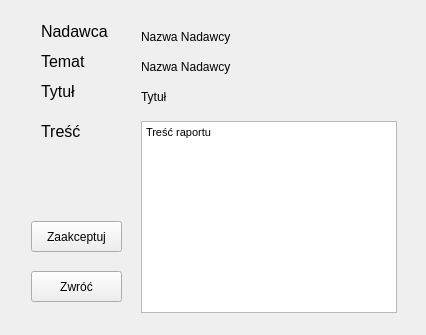
Above: project_managment/project_managment/raport_edycja_okno.ui from Sleyn2/IO_projectmanagement before the change. Below: the same form after it.
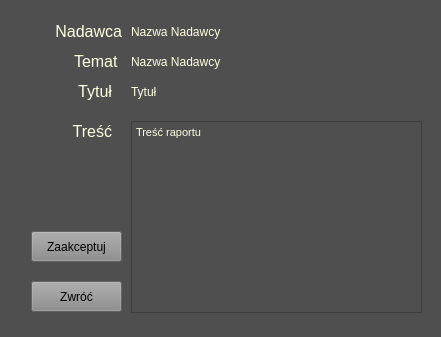
That is the form after the change. The open tabs and pages were chosen to show the change.

```diff
--- a/project_managment/project_managment/raport_edycja_okno.ui
+++ b/project_managment/project_managment/raport_edycja_okno.ui
@@ -6,13 +6,16 @@
    <rect>
     <x>0</x>
     <y>0</y>
-    <width>426</width>
-    <height>335</height>
+    <width>441</width>
+    <height>337</height>
    </rect>
   </property>
   <property name="windowTitle">
    <string>EdycjaRaportow</string>
   </property>
+  <property name="styleSheet">
+   <string notr="true">background-color: rgb(79, 79, 79);</string>
+  </property>
   <layout class="QGridLayout" name="gridLayout">
    <item row="0" column="0">
     <widget class="QStackedWidget" name="stackedWidget">
@@ -34,16 +37,22 @@
          <pointsize>12</pointsize>
         </font>
        </property>
+       <property name="styleSheet">
+        <string notr="true">color: rgb(255, 255, 226);</string>
+       </property>
        <property name="text">
         <string>Treść</string>
        </property>
+       <property name="alignment">
+        <set>Qt::AlignRight|Qt::AlignTrailing|Qt::AlignVCenter</set>
+       </property>
       </widget>
       <widget class="QLabel" name="label">
        <property name="geometry">
         <rect>
-         <x>30</x>
+         <x>20</x>
          <y>10</y>
-         <width>71</width>
+         <width>91</width>
          <height>21</height>
         </rect>
        </property>
@@ -52,19 +61,28 @@
          <pointsize>12</pointsize>
         </font>
        </property>
+       <property name="styleSheet">
+        <string notr="true">color: rgb(255, 255, 226);</string>
+       </property>
        <property name="text">
         <string>Nadawca</string>
        </property>
+       <property name="alignment">
+        <set>Qt::AlignRight|Qt::AlignTrailing|Qt::AlignVCenter</set>
+       </property>
       </widget>
       <widget class="QPushButton" name="pushButtonRaportZaakceptuj">
        <property name="geometry">
         <rect>
          <x>20</x>
-         <y>210</y>
+         <y>220</y>
          <width>91</width>
          <height>31</height>
         </rect>
        </property>
+       <property name="styleSheet">
+        <string notr="true">background-color: rgb(139, 139, 139);</string>
+       </property>
        <property name="text">
         <string>Zaakceptuj</string>
        </property>
@@ -73,11 +91,14 @@
        <property name="geometry">
         <rect>
          <x>20</x>
-         <y>260</y>
+         <y>270</y>
          <width>91</width>
          <height>31</height>
         </rect>
        </property>
+       <property name="styleSheet">
+        <string notr="true">background-color: rgb(139, 139, 139);</string>
+       </property>
        <property name="text">
         <string>Zwróć</string>
        </property>
@@ -85,12 +106,15 @@
       <widget class="QLabel" name="labelNadawca">
        <property name="geometry">
         <rect>
-         <x>130</x>
+         <x>120</x>
          <y>10</y>
          <width>251</width>
-         <height>31</height>
+         <height>21</height>
         </rect>
        </property>
+       <property name="styleSheet">
+        <string notr="true">color: rgb(255, 255, 226);</string>
+       </property>
        <property name="text">
         <string>Nazwa Nadawcy</string>
        </property>
@@ -98,18 +122,21 @@
       <widget class="QTextBrowser" name="textRaportTresc">
        <property name="geometry">
         <rect>
-         <x>130</x>
+         <x>120</x>
          <y>110</y>
-         <width>256</width>
+         <width>291</width>
          <height>192</height>
         </rect>
        </property>
+       <property name="styleSheet">
+        <string notr="true">color: rgb(255, 255, 226);</string>
+       </property>
        <property name="html">
         <string>&lt;!DOCTYPE HTML PUBLIC &quot;-//W3C//DTD HTML 4.0//EN&quot; &quot;http://www.w3.org/TR/REC-html40/strict.dtd&quot;&gt;
 &lt;html&gt;&lt;head&gt;&lt;meta name=&quot;qrichtext&quot; content=&quot;1&quot; /&gt;&lt;style type=&quot;text/css&quot;&gt;
 p, li { white-space: pre-wrap; }
-&lt;/style&gt;&lt;/head&gt;&lt;body style=&quot; font-family:'MS Shell Dlg 2'; font-size:8.25pt; font-weight:400; font-style:normal;&quot;&gt;
-&lt;p style=&quot; margin-top:0px; margin-bottom:0px; margin-left:0px; margin-right:0px; -qt-block-indent:0; text-indent:0px;&quot;&gt;Treść raportu&lt;/p&gt;&lt;/body&gt;&lt;/html&gt;</string>
+&lt;/style&gt;&lt;/head&gt;&lt;body style=&quot; font-family:'MS Shell Dlg 2'; font-size:7.8pt; font-weight:400; font-style:normal;&quot;&gt;
+&lt;p style=&quot; margin-top:0px; margin-bottom:0px; margin-left:0px; margin-right:0px; -qt-block-indent:0; text-indent:0px;&quot;&gt;&lt;span style=&quot; font-size:8.25pt;&quot;&gt;Treść raportu&lt;/span&gt;&lt;/p&gt;&lt;/body&gt;&lt;/html&gt;</string>
        </property>
       </widget>
       <widget class="QLabel" name="label_2">
@@ -126,19 +153,28 @@
          <pointsize>12</pointsize>
         </font>
        </property>
+       <property name="styleSheet">
+        <string notr="true">color: rgb(255, 255, 226);</string>
+       </property>
        <property name="text">
         <string>Tytuł</string>
        </property>
+       <property name="alignment">
+        <set>Qt::AlignRight|Qt::AlignTrailing|Qt::AlignVCenter</set>
+       </property>
       </widget>
       <widget class="QLabel" name="labelTytul">
        <property name="geometry">
         <rect>
-         <x>130</x>
+         <x>120</x>
          <y>70</y>
          <width>251</width>
-         <height>31</height>
+         <height>21</height>
         </rect>
        </property>
+       <property name="styleSheet">
+        <string notr="true">color: rgb(255, 255, 226);</string>
+       </property>
        <property name="text">
         <string>Tytuł</string>
        </property>
@@ -146,7 +182,7 @@
       <widget class="QLabel" name="labelTematCzego">
        <property name="geometry">
         <rect>
-         <x>30</x>
+         <x>40</x>
          <y>40</y>
          <width>71</width>
          <height>21</height>
@@ -157,19 +193,28 @@
          <pointsize>12</pointsize>
         </font>
        </property>
+       <property name="styleSheet">
+        <string notr="true">color: rgb(255, 255, 226);</string>
+       </property>
        <property name="text">
         <string>Temat </string>
        </property>
+       <property name="alignment">
+        <set>Qt::AlignRight|Qt::AlignTrailing|Qt::AlignVCenter</set>
+       </property>
       </widget>
       <widget class="QLabel" name="labelTemat">
        <property name="geometry">
         <rect>
-         <x>130</x>
+         <x>120</x>
          <y>40</y>
          <width>251</width>
-         <height>31</height>
+         <height>21</height>
         </rect>
        </property>
+       <property name="styleSheet">
+        <string notr="true">color: rgb(255, 255, 226);</string>
+       </property>
        <property name="text">
         <string>Nazwa Nadawcy</string>
        </property>
```
Left out of the diff: 20 changed lines with no effect on the pictures.
